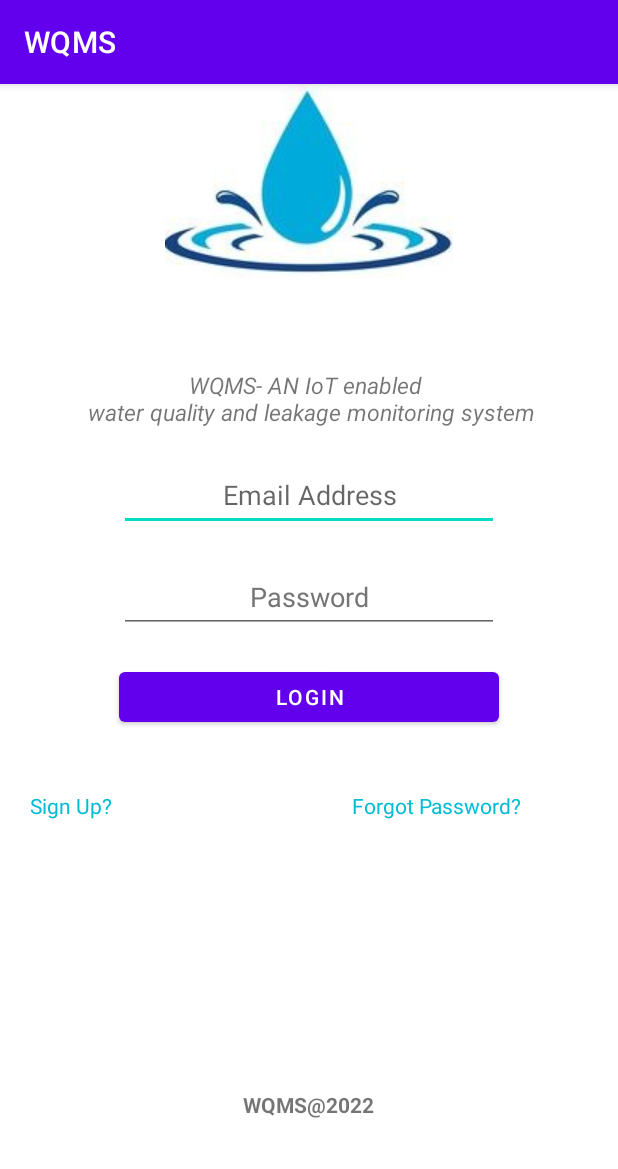
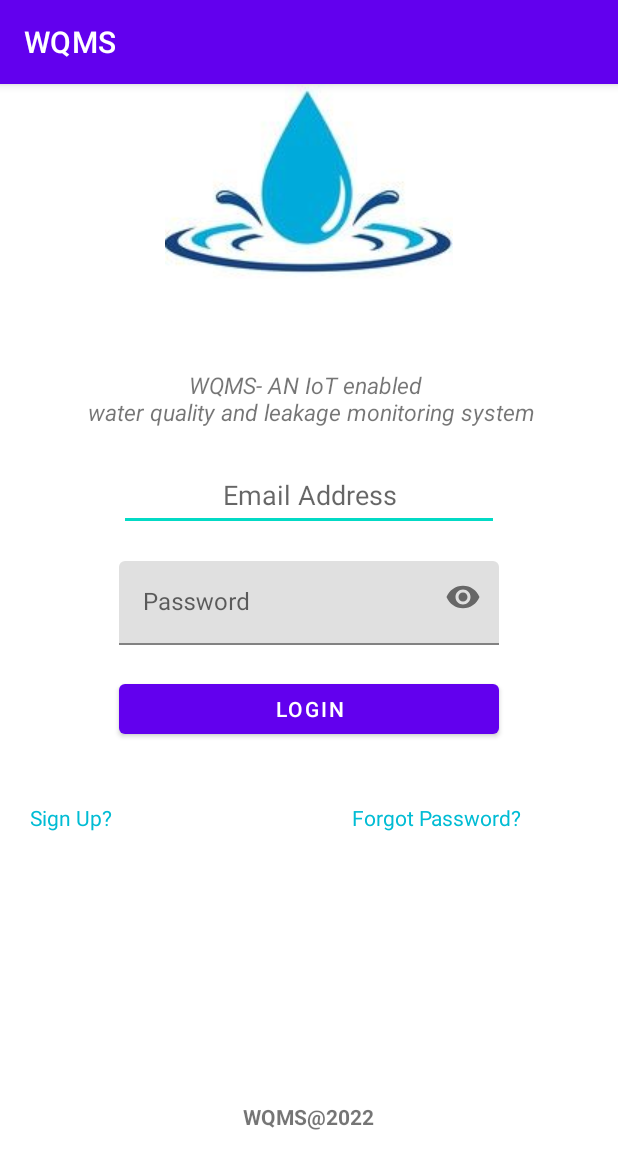
Before and after one commit to NjokiCynthia/Water_Quality_Management_System, an Android app: the screen it shows after launch (LoginActivity), on a phone screen of 412 x 824 dp. Shown: the top 1169 px of the screen. Run offline under Robolectric (Android 15) with nearby library versions, the light colour scheme and no system bars; our stand-ins replace Firebase (no records; nobody signed in at launch, a user with empty details on screens opened directly).

Commit message:
Add paswword toggle enabled

```diff
--- a/app/src/main/res/layout/activity_login.xml
+++ b/app/src/main/res/layout/activity_login.xml
@@ -36,10 +36,15 @@
         android:ems="10"
         android:hint="Email Address"
         android:minHeight="48dp"
-        android:textAlignment="center">
+        android:textAlignment="center"/>
 
-    </EditText>
-
+    <com.google.android.material.textfield.TextInputLayout
+        android:layout_width="match_parent"
+        android:layout_height="wrap_content"
+        tools:ignore="Missing Constraints"
+        tools:layout_editor_absoluteX="32dp"
+        tools:layout_editor_absoluteY="256dp"
+        app:passwordToggleEnabled="true">
         <EditText
             android:id="@+id/l_password"
             android:layout_width="253dp"
@@ -54,6 +59,7 @@
             android:textColorHint="#757575"
             android:autofillHints="" />
 
+    </com.google.android.material.textfield.TextInputLayout>
     <Button
         android:id="@+id/login"
         android:layout_width="253dp"
```
Lines whose indentation alone changed are shown as unchanged.
